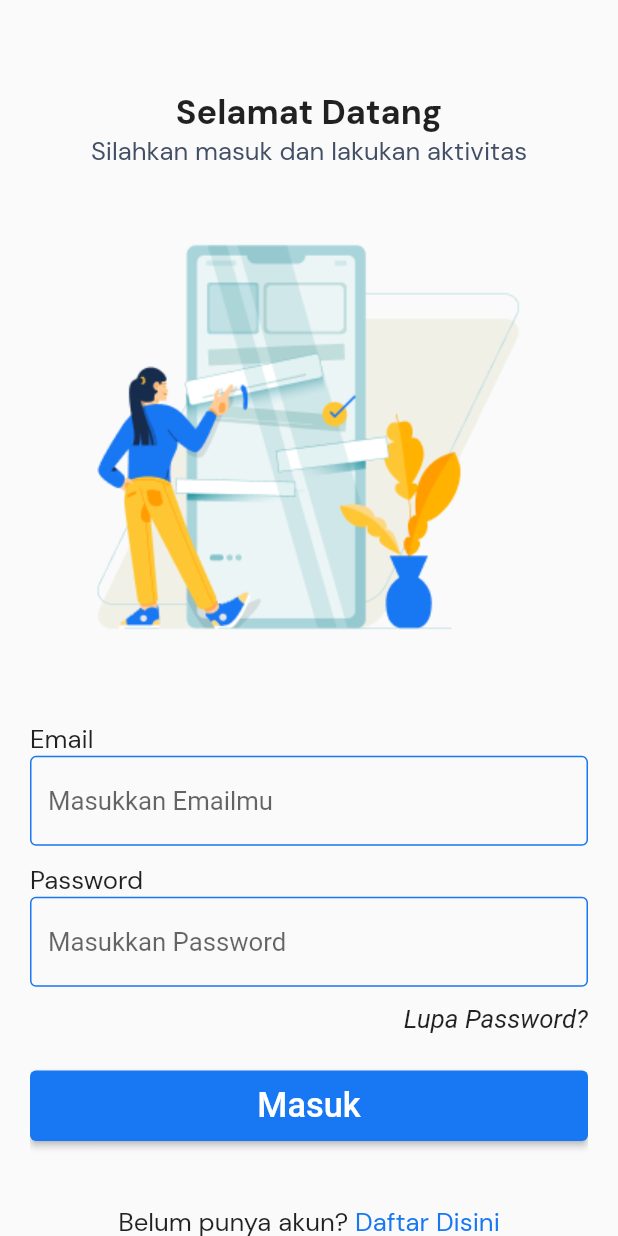
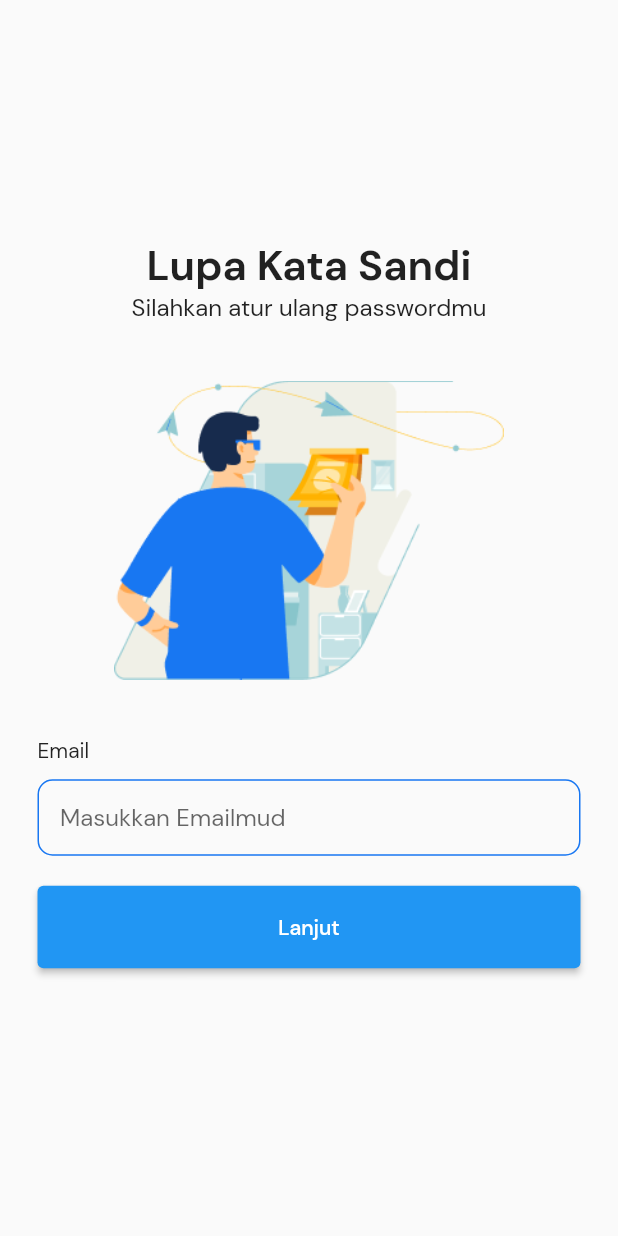
Before and after one commit to Greek-Cp/sidokare_mobile_app, a Flutter app: the screen it shows after launch, on a phone screen of 412 x 824 dp. Run offline on Flutter 3.47's test engine with Material 2 defaults, Android fonts, the phone set to English and light mode, and no system bars; our stand-ins replace flutter_screenutil, google_fonts, motion_toast.

Commit message:
menambahkan font , image dan frame lupa sandi

```diff
--- /dev/null
+++ b/lib/const/fontfix.dart
@@ -0,0 +1,3 @@
+class fontfix {
+  static const String DmSansBruh = 'DMsans';
+}
--- a/lib/const/size.dart
+++ b/lib/const/size.dart
@@ -1,4 +1,8 @@
+import 'package:flutter/material.dart';
+
 class size {
   static double sizeHeader = 20.0;
   static double sizeDescription = 15.0;
+  static EdgeInsets paddingHorizontalAwalFrame =
+      EdgeInsets.symmetric(horizontal: 25.0);
 }
--- a/lib/main.dart
+++ b/lib/main.dart
@@ -1,8 +1,12 @@
 import 'package:flutter/material.dart';
 import 'package:provider/provider.dart';
+import 'package:sidokare_mobile_app/pages/page_berhasildaftar.dart';
+import 'package:sidokare_mobile_app/pages/page_introawal.dart';
 import 'package:sidokare_mobile_app/pages/page_login.dart';
+import 'package:sidokare_mobile_app/pages/page_lupasandi.dart';
 import 'package:sidokare_mobile_app/pages/page_register.dart';
 import 'package:sidokare_mobile_app/provider/provider_account.dart';
+import './pages/page_splashscreen.dart';
 
 void main() {
   runApp(const MainApp());
@@ -18,8 +22,12 @@ class MainApp extends StatelessWidget {
       child: MaterialApp(
         debugShowCheckedModeBanner: false,
         theme: ThemeData(),
-        initialRoute: PageLogin.routeName,
+        initialRoute: LupaSandi.routeName.toString(),
         routes: {
+          LupaSandi.routeName.toString(): (context) => LupaSandi(),
+          berhasildaftar.routeName.toString(): (context) => berhasildaftar(),
+          SplashScreen.routeName.toString(): (context) => SplashScreen(),
+          IntroAwal.routeName.toString(): (context) => IntroAwal(),
           PageLogin.routeName.toString(): (context) => PageLogin(),
           PageRegister.routeName.toString(): (context) => PageRegister()
         },
--- a/lib/pages/page_berhasildaftar.dart
+++ b/lib/pages/page_berhasildaftar.dart
@@ -1,6 +1,8 @@
 import 'package:flutter/material.dart';
+import 'package:sidokare_mobile_app/const/size.dart';
 
 class berhasildaftar extends StatelessWidget {
+  static String? routeName = "/SuccesDaftar";
   @override
   Widget build(BuildContext context) {
     // TODO: implement build
@@ -8,7 +10,7 @@ class berhasildaftar extends StatelessWidget {
         body: Container(
       child: Center(
         child: Padding(
-          padding: EdgeInsets.symmetric(horizontal: 25),
+          padding: size.paddingHorizontalAwalFrame,
           child: Column(
               mainAxisAlignment: MainAxisAlignment.center,
               children: <Widget>[
@@ -37,14 +39,14 @@ class berhasildaftar extends StatelessWidget {
   }
 
   Widget _headerForm() {
-    return Text(
+    return const Text(
       "Berhasil Daftar",
       style: TextStyle(fontSize: 30, fontWeight: FontWeight.bold),
     );
   }
 
   Widget _descSukses() {
-    return Text(
+    return const Text(
       "Akun yang telah dimasukkan berhasil silahkan login ke akunmu",
       textAlign: TextAlign.center,
     );
--- a/lib/pages/page_introawal.dart
+++ b/lib/pages/page_introawal.dart
@@ -1,6 +1,8 @@
 import 'package:flutter/material.dart';
+import './page_login.dart';
 
 class IntroAwal extends StatelessWidget {
+  static String? routeName = "/introawal";
   @override
   Widget build(BuildContext context) {
     return Scaffold(
@@ -19,7 +21,7 @@ class IntroAwal extends StatelessWidget {
               const SizedBox(
                 height: 20,
               ),
-              _button()
+              _button(context)
             ],
           ),
         ),
@@ -55,11 +57,13 @@ class IntroAwal extends StatelessWidget {
     );
   }
 
-  Widget _button() {
+  Widget _button(BuildContext context) {
     return Padding(
       padding: const EdgeInsets.symmetric(horizontal: 30),
       child: ElevatedButton(
-        onPressed: () {},
+        onPressed: () {
+          Navigator.pushNamed(context, PageLogin.routeName.toString());
+        },
         child: Text("Mulai"),
         style: ElevatedButton.styleFrom(
             minimumSize: const Size.fromHeight(30),
--- /dev/null
+++ b/lib/pages/page_lupasandi.dart
@@ -0,0 +1,117 @@
+import 'package:flutter/material.dart';
+import 'package:sidokare_mobile_app/const/fontfix.dart';
+import 'package:sidokare_mobile_app/const/size.dart';
+
+import '../const/list_color.dart';
+
+class LupaSandi extends StatefulWidget {
+  static String? routeName = "/lupasandi";
+  @override
+  State<LupaSandi> createState() => _LupaSandiState();
+}
+
+class _LupaSandiState extends State<LupaSandi> {
+  @override
+  Widget build(BuildContext context) {
+    // TODO: implement build
+    return Scaffold(
+      body: Container(
+        child: Center(
+          child: Padding(
+            padding: size.paddingHorizontalAwalFrame,
+            child: Column(
+              mainAxisAlignment: MainAxisAlignment.center,
+              children: <Widget>[
+                _HeaderText(),
+                _DescHeaderText(),
+                _ImageLupaKataSandi(),
+                _inputEmailuser(),
+                _ButtonLupa()
+              ],
+            ),
+          ),
+        ),
+      ),
+    );
+  }
+
+  Widget _HeaderText() {
+    return const Text(
+      "Lupa Kata Sandi",
+      style: TextStyle(
+          fontFamily: fontfix.DmSansBruh,
+          fontWeight: FontWeight.bold,
+          fontSize: 28),
+    );
+  }
+
+  Widget _DescHeaderText() {
+    return const Text(
+      "Silahkan atur ulang passwordmu",
+      style: TextStyle(fontFamily: fontfix.DmSansBruh, fontSize: 16),
+    );
+  }
+
+  Widget _ImageLupaKataSandi() {
+    return Padding(
+      padding: const EdgeInsets.symmetric(vertical: 10),
+      child: Image.asset(
+        "assets/imageubahsandi.png",
+        width: 260,
+        height: 256,
+      ),
+    );
+  }
+
+  Widget _inputEmailuser() {
+    return Column(
+      children: <Widget>[
+        Align(
+          alignment: Alignment.topLeft,
+          child: Text(
+            "Email",
+            style: TextStyle(fontFamily: fontfix.DmSansBruh),
+          ),
+        ),
+        SizedBox(
+          height: 10,
+        ),
+        TextFormField(
+          decoration: InputDecoration(
+              hintText: "Masukkan Emailmud",
+              hintStyle: TextStyle(fontFamily: fontfix.DmSansBruh),
+              contentPadding: EdgeInsets.all(15),
+              enabledBorder: OutlineInputBorder(
+                  borderSide:
+                      BorderSide(width: 1, color: ListColor.warnaBiruSidoKare),
+                  borderRadius: BorderRadius.all(Radius.circular(10))),
+              focusedBorder: OutlineInputBorder(
+                  borderSide: BorderSide(
+                      width: 1,
+                      color: ListColor.warnaBiruSidoKare,
+                      strokeAlign: BorderSide.strokeAlignOutside,
+                      style: BorderStyle.solid),
+                  borderRadius: BorderRadius.all(Radius.circular(10))),
+              border: OutlineInputBorder(
+                  borderSide:
+                      BorderSide(width: 1, color: ListColor.warnaBiruSidoKare),
+                  borderRadius: BorderRadius.all(Radius.circular(10)))),
+        )
+      ],
+    );
+  }
+
+  Widget _ButtonLupa() {
+    return Padding(
+      padding: EdgeInsets.symmetric(vertical: 20),
+      child: ElevatedButton(
+        onPressed: () {},
+        child: Text(
+          "Lanjut",
+          style: TextStyle(fontFamily: fontfix.DmSansBruh),
+        ),
+        style: ElevatedButton.styleFrom(minimumSize: Size.fromHeight(55)),
+      ),
+    );
+  }
+}
--- a/lib/pages/page_splashscreen.dart
+++ b/lib/pages/page_splashscreen.dart
@@ -1,7 +1,27 @@
 import 'package:flutter/material.dart';
 import 'package:sidokare_mobile_app/const/list_color.dart';
+import './page_introawal.dart';
 
-class SplashScreen extends StatelessWidget {
+class SplashScreen extends StatefulWidget {
+  static String? routeName = "/splash";
+  @override
+  State<SplashScreen> createState() => _SplashScreenState();
+}
+
+class _SplashScreenState extends State<SplashScreen> {
+  @override
+  void initState() {
+    // TODO: implement initState
+    super.initState();
+    _nextbro();
+  }
+
+  _nextbro() async {
+    await Future.delayed(Duration(milliseconds: 1500), () {
+      Navigator.pushNamed(context, IntroAwal.routeName.toString());
+    });
+  }
+
   @override
   Widget build(BuildContext context) {
     // TODO: implement build
```
Also changed, not shown: pubspec.yaml (+20 -1 lines), assets/fonts/DMSansBold.ttf (added), assets/fonts/DMSansBoldItalic.ttf (added), assets/fonts/DMSansItalic.ttf (added), assets/fonts/DMSansMedium.ttf (added), assets/fonts/DMSansMediumItalic.ttf (added), assets/fonts/DMSansRegular.ttf (added), assets/imagelupasandi.png (added), assets/imageotp.png (added), assets/imageubahsandi.png (added).
